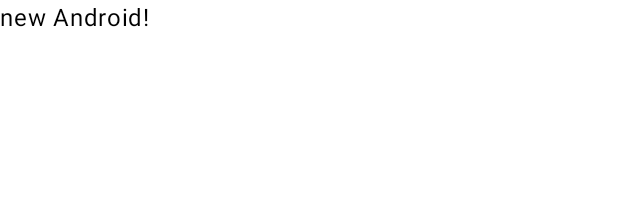
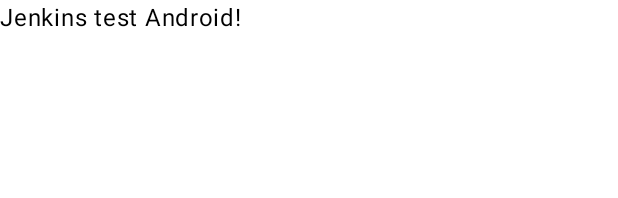
Before and after one commit to pranit-khot/ForTest, an Android app built with Jetpack Compose: the @Preview function GreetingPreview, on a phone screen of 412 x 824 dp. Shown: the top 198 px of the screen. Run offline under Robolectric (Android 15) with nearby library versions, the phone set to English and light mode, and no system bars.

Commit message:
test new jenkins

```diff
--- a/app/src/main/java/com/example/fortest/MainActivity.kt
+++ b/app/src/main/java/com/example/fortest/MainActivity.kt
@@ -33,7 +33,7 @@ class MainActivity : ComponentActivity() {
 @Composable
 fun Greeting(name: String, modifier: Modifier = Modifier) {
     Text(
-        text = "new $name!",
+        text = "Jenkins test $name!",
         modifier = modifier
     )
 }
```
